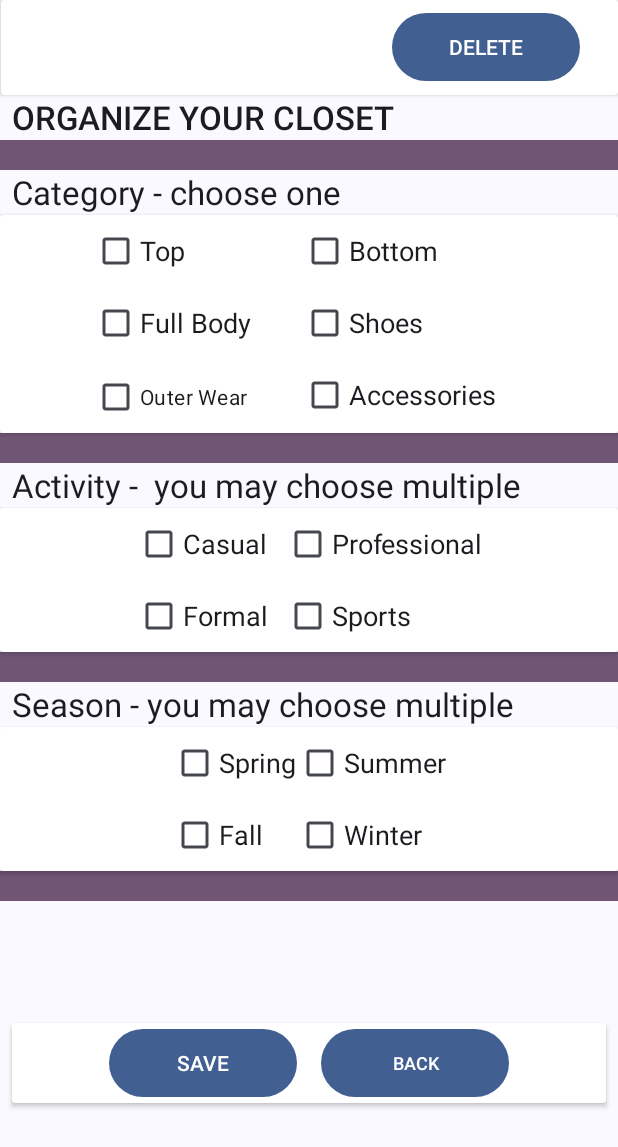
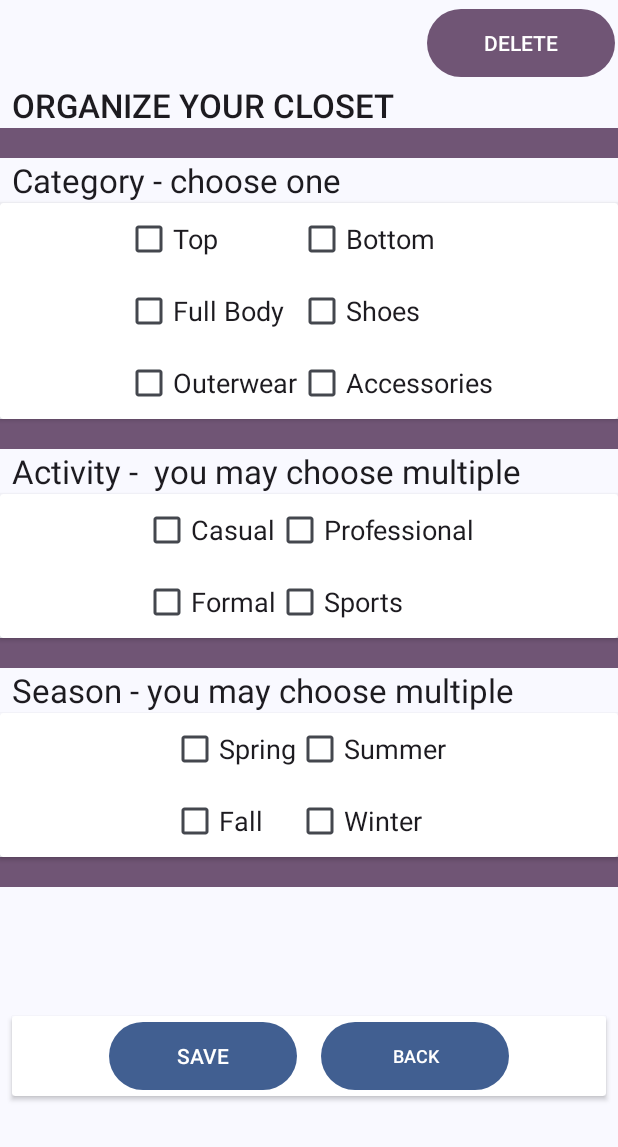
Before and after one commit to S-M-Flynn/ShuffleStitch, an Android app: the TagItemsActivity screen opened directly, with no data from a screen before it, on a phone screen of 412 x 824 dp. Shown: the top 1147 px of the screen. Run offline under Robolectric (Android 15) with nearby library versions, the phone set to English and light mode, and no system bars; 2 statements that could not run were skipped.

Commit message:
updates to shuffle layout, adjusted some layout items in tagging layout, added condition for if no filters selected

```diff
--- a/app/src/main/java/ca/unb/mobiledev/shufflestitch/TagItemsActivity.kt
+++ b/app/src/main/java/ca/unb/mobiledev/shufflestitch/TagItemsActivity.kt
@@ -46,7 +46,7 @@ class TagItemsActivity : AppCompatActivity() {
         bottomCheckBox = findViewById(R.id.shuffleFilterBottomCheckbox)
         fullBodyCheckBox = findViewById(R.id.shuffleFilterFullBodyCheckbox)
         shoesCheckBox = findViewById(R.id.shuffleFilterShoesCheckbox)
-        outerWearCheckBox = findViewById(R.id.shuffleFliterOuterWearChekcbox)
+        outerWearCheckBox = findViewById(R.id.shuffleFilterOuterWearCheckbox)
         accessoriesCheckBox = findViewById(R.id.shuffleFilterAccessoriesCheckbox)
         casualCheckBox = findViewById(R.id.shuffleFilterCasualCheckbox)
         formalCheckBox = findViewById(R.id.shuffleFilterFormalCheckbox)
--- a/app/src/main/res/layout/tag_items.xml
+++ b/app/src/main/res/layout/tag_items.xml
@@ -1,49 +1,39 @@
 <?xml version="1.0" encoding="utf-8"?>
-<ScrollView
-    xmlns:android="http://schemas.android.com/apk/res/android"
+<ScrollView xmlns:android="http://schemas.android.com/apk/res/android"
     xmlns:app="http://schemas.android.com/apk/res-auto"
     xmlns:tools="http://schemas.android.com/tools"
     android:layout_width="match_parent"
     android:layout_height="match_parent"
     android:fillViewport="true">
+
     <androidx.constraintlayout.widget.ConstraintLayout
         android:layout_width="match_parent"
-    android:layout_height="match_parent"
+        android:layout_height="wrap_content"
         android:gravity="center_horizontal"
         android:orientation="vertical">
 
-    <androidx.cardview.widget.CardView
-        android:id="@+id/cardView"
-        android:layout_width="411dp"
-        android:layout_height="63dp"
-        app:layout_constraintBottom_toTopOf="@+id/textView1"
-        app:layout_constraintEnd_toEndOf="parent"
-        app:layout_constraintTop_toTopOf="parent">
-
-        <LinearLayout
-            android:layout_width="match_parent"
-            android:layout_height="match_parent"
-            android:gravity="center|right"
-            android:orientation="horizontal">
-
         <TextView
             android:id="@+id/countViewText"
-                android:layout_width="227dp"
-                android:layout_height="35dp"
-                tools:textAppearance="@style/TextAppearance.AppCompat.Large" />
+            android:layout_height="wrap_content"
+            android:layout_width="wrap_content"
+            app:layout_constraintStart_toStartOf="parent"
+            app:layout_constraintTop_toTopOf="parent"
+            app:layout_constraintEnd_toStartOf="@id/deleteButton"
+            android:layout_above="@id/textView1"
+            android:textAppearance="@android:style/TextAppearance.Material.Widget.Button"/>
 
         <Button
             android:id="@+id/deleteButton"
             android:layout_width="125dp"
             android:layout_height="53dp"
             android:layout_alignEnd="@id/textView1"
-                android:layout_margin="25dp"
-                android:layout_marginTop="8dp"
+            android:layout_margin="2dp"
+            android:layout_marginTop="2dp"
             android:text="Delete"
             android:textAppearance="@android:style/TextAppearance.Material.Button"
-                android:theme="@style/Base.Theme.ShuffleStitch" />
-        </LinearLayout>
-    </androidx.cardview.widget.CardView>
+            android:theme="@style/Button.color"
+            app:layout_constraintEnd_toEndOf="@+id/textView1"
+            app:layout_constraintTop_toTopOf="parent" />
 
         <TextView
             android:id="@+id/textView1"
@@ -57,8 +47,10 @@
             android:autoSizeTextType="uniform"
             android:text="Organize Your Closet"
             android:textAppearance="@android:style/TextAppearance.Material.Widget.Button"
+            app:layout_constraintEnd_toStartOf="@id/deleteButton"
             app:layout_constraintStart_toStartOf="parent"
-        app:layout_constraintTop_toBottomOf="@+id/cardView" />
+            app:layout_constraintTop_toBottomOf="@id/deleteButton"
+            tools:layout_editor_absoluteY="56dp" />
 
         <View
             android:id="@+id/divider1"
@@ -87,7 +79,6 @@
             app:layout_constraintEnd_toEndOf="parent"
             app:layout_constraintStart_toStartOf="parent"
             app:layout_constraintTop_toBottomOf="@id/divider1" />
-
 
         <androidx.cardview.widget.CardView
             android:id="@+id/card4"
@@ -141,18 +132,20 @@
                     app:layout_gravity="fill_horizontal" />
 
                 <CheckBox
-                android:id="@+id/shuffleFliterOuterWearChekcbox"
-                android:layout_width="139dp"
+                    android:id="@+id/shuffleFilterOuterWearCheckbox"
+                    android:layout_width="wrap_content"
                     android:layout_height="wrap_content"
-                android:text="Outer Wear"
-                tools:textAppearance="@style/TextAppearance.AppCompat.Medium" />
+                    android:text="Outerwear"
+                    android:textAppearance="@android:style/TextAppearance.Material.Medium"
+                    app:layout_gravity="fill_horizontal" />
 
                 <CheckBox
                     android:id="@+id/shuffleFilterAccessoriesCheckbox"
-                android:layout_width="149dp"
+                    android:layout_width="wrap_content"
                     android:layout_height="wrap_content"
                     android:text="Accessories"
-                android:textAppearance="@style/TextAppearance.AppCompat.Medium" />
+                    android:textAppearance="@android:style/TextAppearance.Material.Medium"
+                    app:layout_gravity="fill_horizontal" />
             </androidx.gridlayout.widget.GridLayout>
         </androidx.cardview.widget.CardView>
 
@@ -202,7 +195,7 @@
 
                 <CheckBox
                     android:id="@+id/shuffleFilterCasualCheckbox"
-                android:layout_width="99dp"
+                    android:layout_width="wrap_content"
                     android:layout_height="wrap_content"
                     android:text="Casual"
                     android:textAppearance="@android:style/TextAppearance.Material.Medium"
@@ -336,28 +329,32 @@
             app:layout_constraintStart_toStartOf="parent"
             app:layout_constraintTop_toBottomOf="@id/divider5">
 
-        <LinearLayout android:layout_width="match_parent"
+            <LinearLayout
+                android:layout_width="match_parent"
                 android:layout_height="wrap_content"
-            android:orientation="horizontal"
-            android:gravity="center">
+                android:gravity="center"
+                android:orientation="horizontal">
+
                 <Button
                     android:id="@+id/saveTagsButton"
                     android:layout_width="125dp"
                     android:layout_height="53dp"
+                    android:layout_marginEnd="8dp"
+                    android:ellipsize="end"
+                    android:singleLine="true"
                     android:text="Save"
-            android:textAppearance="@android:style/TextAppearance.Material.Button"
-            android:singleLine="true" android:ellipsize="end"
-            android:layout_marginEnd="8dp" />
+                    android:textAppearance="@android:style/TextAppearance.Material.Button" />
 
                 <Button
                     android:id="@+id/back_button"
                     android:layout_width="125dp"
                     android:layout_height="53dp"
-            android:textSize ="12sp"
+                    android:layout_marginStart="8dp"
+                    android:ellipsize="end"
+                    android:singleLine="true"
                     android:text="Back"
                     android:textAppearance="@android:style/TextAppearance.Material.Button"
-            android:singleLine="true" android:ellipsize="end"
-            android:layout_marginStart="8dp" />
+                    android:textSize="12sp" />
             </LinearLayout>
         </androidx.cardview.widget.CardView>
     </androidx.constraintlayout.widget.ConstraintLayout>
--- a/app/src/main/res/values/themes.xml
+++ b/app/src/main/res/values/themes.xml
@@ -53,6 +53,6 @@
 
     <style name="Theme.ShuffleStitch" parent="Base.Theme.ShuffleStitch" />
     <style name="Button.color" parent="Base.Theme.ShuffleStitch">
-        <item name="colorPrimary">@color/md_theme_secondaryContainer</item>
+        <item name="colorPrimary">@color/md_theme_tertiary</item>
     </style>
 </resources>
```
Also changed, not shown: app/src/main/java/ca/unb/mobiledev/shufflestitch/ShuffleActivity.kt (+8 -28 lines), app/src/main/res/layout/shuffle_activity.xml (+29 -28 lines). Lines whose indentation alone changed are shown as unchanged.
